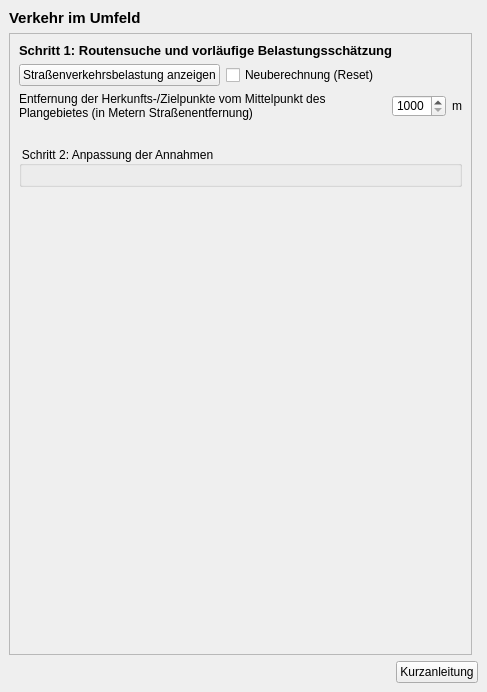
Qt form ui/domain_03-ViU.ui (projektcheck/ProjektCheck-QGIS) before a commit.
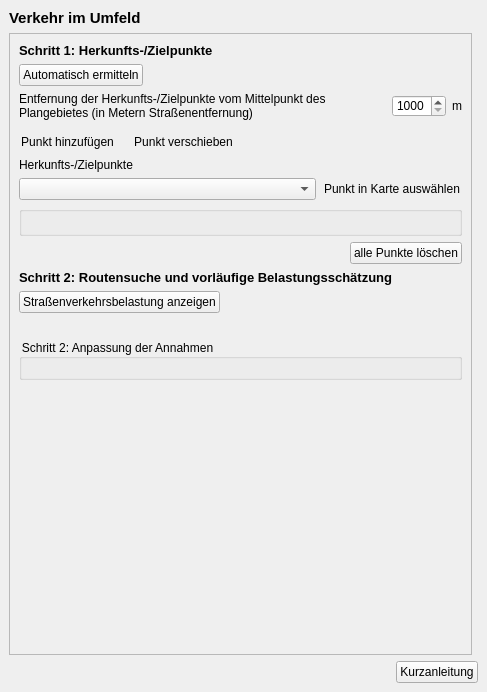
The same form after that commit. Icons and pictures are not drawn.

Commit message: traffic - manual setting of transfer nodes

```diff
--- a/ui/domain_03-ViU.ui
+++ b/ui/domain_03-ViU.ui
@@ -119,13 +119,13 @@
         <rect>
          <x>0</x>
          <y>0</y>
-         <width>461</width>
-         <height>594</height>
+         <width>469</width>
+         <height>618</height>
         </rect>
        </property>
        <layout class="QVBoxLayout" name="verticalLayout_2">
         <item>
-         <widget class="QLabel" name="label_2">
+         <widget class="QLabel" name="label_9">
           <property name="font">
            <font>
             <pointsize>10</pointsize>
@@ -137,28 +137,19 @@
            <string/>
           </property>
           <property name="text">
-           <string>Schritt 1: Routensuche und vorläufige Belastungsschätzung</string>
+           <string>Schritt 1: Herkunfts-/Zielpunkte</string>
           </property>
          </widget>
         </item>
         <item>
-         <layout class="QHBoxLayout" name="horizontalLayout_4">
+         <layout class="QHBoxLayout" name="horizontalLayout_2">
           <item>
-           <widget class="QPushButton" name="calculate_traffic_button">
-            <property name="sizePolicy">
-             <sizepolicy hsizetype="Maximum" vsizetype="Fixed">
-              <horstretch>0</horstretch>
-              <verstretch>0</verstretch>
-             </sizepolicy>
-            </property>
+           <widget class="QPushButton" name="calc_transfer_nodes_button">
             <property name="toolTip">
              <string>&lt;html&gt;&lt;head/&gt;&lt;body&gt;&lt;p&gt;&lt;span style=&quot; font-weight:600;&quot;&gt;Routensuche und erste Schätzung der Verkehrsbelastung&lt;/span&gt;&lt;/p&gt;&lt;p&gt;Routen der Fahrten zum Plangebiet suchen und eine vorläufige Schätzung der Verkehrsbelastung durchführen. &lt;br/&gt;Wenn Funktion für aktuelles Projekt bereits ausgeführt, wird vorliegendes Ergebnis erneut angezeigt, falls nicht &lt;span style=&quot; font-style:italic;&quot;&gt;Neuberechnung&lt;/span&gt; gewählt wurde. &lt;/p&gt;&lt;/body&gt;&lt;/html&gt;</string>
             </property>
-            <property name="layoutDirection">
-             <enum>Qt::LeftToRight</enum>
-            </property>
             <property name="text">
-             <string>Straßenverkehrsbelastung anzeigen</string>
+             <string>Automatisch ermitteln</string>
             </property>
             <property name="icon">
              <iconset>
@@ -167,14 +158,7 @@
            </widget>
           </item>
           <item>
-           <widget class="QCheckBox" name="recalculate_check">
-            <property name="text">
-             <string>Neuberechnung (Reset)</string>
-            </property>
-           </widget>
-          </item>
-          <item>
-           <spacer name="horizontalSpacer_2">
+           <spacer name="horizontalSpacer_4">
             <property name="orientation">
              <enum>Qt::Horizontal</enum>
             </property>
@@ -266,6 +250,300 @@
           </layout>
          </widget>
         </item>
+        <item>
+         <spacer name="verticalSpacer_4">
+          <property name="orientation">
+           <enum>Qt::Vertical</enum>
+          </property>
+          <property name="sizeType">
+           <enum>QSizePolicy::Fixed</enum>
+          </property>
+          <property name="sizeHint" stdset="0">
+           <size>
+            <width>20</width>
+            <height>6</height>
+           </size>
+          </property>
+         </spacer>
+        </item>
+        <item>
+         <layout class="QHBoxLayout" name="horizontalLayout_5">
+          <item>
+           <widget class="QPushButton" name="add_transfer_node_button">
+            <property name="sizePolicy">
+             <sizepolicy hsizetype="Fixed" vsizetype="Fixed">
+              <horstretch>0</horstretch>
+              <verstretch>0</verstretch>
+             </sizepolicy>
+            </property>
+            <property name="cursor">
+             <cursorShape>PointingHandCursor</cursorShape>
+            </property>
+            <property name="toolTip">
+             <string>&lt;p&gt;&lt;span style=&quot; font-weight:600;&quot;&gt;Herkunfts-/Zielpunkt hinzufügen&lt;/span&gt;&lt;/p&gt;&lt;p&gt;Klicken der Schaltfläche ermöglicht das Einzeichnen eines oder mehrerer Herkunfts-/Zielpunkte in die Karte.&lt;/p&gt;</string>
+            </property>
+            <property name="text">
+             <string>Punkt hinzufügen</string>
+            </property>
+            <property name="icon">
+             <iconset>
+              <normaloff>../images/iconset_mob/20190619_iconset_mob_new_point_2.png</normaloff>
+              <normalon>../images/iconset_mob/20190619_iconset_mob_new_point_1.png</normalon>../images/iconset_mob/20190619_iconset_mob_new_point_2.png</iconset>
+            </property>
+            <property name="iconSize">
+             <size>
+              <width>24</width>
+              <height>24</height>
+             </size>
+            </property>
+            <property name="checkable">
+             <bool>true</bool>
+            </property>
+            <property name="autoExclusive">
+             <bool>false</bool>
+            </property>
+            <property name="flat">
+             <bool>true</bool>
+            </property>
+           </widget>
+          </item>
+          <item>
+           <spacer name="horizontalSpacer_7">
+            <property name="orientation">
+             <enum>Qt::Horizontal</enum>
+            </property>
+            <property name="sizeType">
+             <enum>QSizePolicy::Fixed</enum>
+            </property>
+            <property name="sizeHint" stdset="0">
+             <size>
+              <width>10</width>
+              <height>20</height>
+             </size>
+            </property>
+           </spacer>
+          </item>
+          <item>
+           <widget class="QPushButton" name="add_transfer_node_button_2">
+            <property name="sizePolicy">
+             <sizepolicy hsizetype="Fixed" vsizetype="Fixed">
+              <horstretch>0</horstretch>
+              <verstretch>0</verstretch>
+             </sizepolicy>
+            </property>
+            <property name="cursor">
+             <cursorShape>PointingHandCursor</cursorShape>
+            </property>
+            <property name="toolTip">
+             <string>&lt;html&gt;&lt;head/&gt;&lt;body&gt;&lt;p&gt;&lt;span style=&quot; font-weight:600;&quot;&gt;Bestehenden Markt hinzufügen&lt;/span&gt;&lt;/p&gt;&lt;p&gt;Klicken der Schaltfläche ermöglicht das Einzeichnen eines oder mehrerer bestehender Märkte in die Karte. Die Eigenschaften der Märkte (Name, Anbieter, Betriebstyp) können anschließend editiert werden.&lt;/p&gt;&lt;/body&gt;&lt;/html&gt;</string>
+            </property>
+            <property name="text">
+             <string>Punkt verschieben</string>
+            </property>
+            <property name="icon">
+             <iconset>
+              <normaloff>../images/iconset_mob/20190619_iconset_mob_edit_point_1.png</normaloff>
+              <normalon>../images/iconset_mob/20190619_iconset_mob_edit_point_2.png</normalon>../images/iconset_mob/20190619_iconset_mob_edit_point_1.png</iconset>
+            </property>
+            <property name="iconSize">
+             <size>
+              <width>24</width>
+              <height>24</height>
+             </size>
+            </property>
+            <property name="checkable">
+             <bool>true</bool>
+            </property>
+            <property name="autoExclusive">
+             <bool>false</bool>
+            </property>
+            <property name="flat">
+             <bool>true</bool>
+            </property>
+           </widget>
+          </item>
+          <item>
+           <spacer name="horizontalSpacer_6">
+            <property name="orientation">
+             <enum>Qt::Horizontal</enum>
+            </property>
+            <property name="sizeHint" stdset="0">
+             <size>
+              <width>40</width>
+              <height>20</height>
+             </size>
+            </property>
+           </spacer>
+          </item>
+         </layout>
+        </item>
+        <item>
+         <widget class="QLabel" name="label_11">
+          <property name="text">
+           <string>Herkunfts-/Zielpunkte</string>
+          </property>
+         </widget>
+        </item>
+        <item>
+         <layout class="QHBoxLayout" name="horizontalLayout_15">
+          <item>
+           <widget class="QComboBox" name="transfer_node_combo">
+            <property name="minimumSize">
+             <size>
+              <width>200</width>
+              <height>0</height>
+             </size>
+            </property>
+            <property name="toolTip">
+             <string>&lt;p&gt;&lt;span style=&quot; font-weight:600;&quot;&gt;Herkunfts-/Zielpunkt aus Liste auswählen&lt;/span&gt;&lt;/p&gt;&lt;p&gt;Einen Herkunfts-/Zielpunkt aus der Liste auswählen, um seine Eigenschaften anzuzeigen und bei Bedarf zu verändern.&lt;/p&gt;</string>
+            </property>
+           </widget>
+          </item>
+          <item>
+           <widget class="QPushButton" name="select_transfer_node_button">
+            <property name="sizePolicy">
+             <sizepolicy hsizetype="Fixed" vsizetype="Fixed">
+              <horstretch>0</horstretch>
+              <verstretch>0</verstretch>
+             </sizepolicy>
+            </property>
+            <property name="cursor">
+             <cursorShape>PointingHandCursor</cursorShape>
+            </property>
+            <property name="toolTip">
+             <string>&lt;p&gt;&lt;span style=&quot; font-weight:600;&quot;&gt;Herkunfts-/Zielpunkt in der Karte auswählen&lt;/span&gt;&lt;/p&gt;&lt;p&gt;Klicken der Schaltfläche ermöglicht das Auswählen eines Herkunfts-/Zielpunktes durch Anklicken in der Karte.&lt;/p&gt;</string>
+            </property>
+            <property name="text">
+             <string>Punkt in Karte auswählen</string>
+            </property>
+            <property name="icon">
+             <iconset>
+              <normaloff>../images/iconset_mob/20190619_iconset_mob_select_11.png</normaloff>
+              <normalon>../images/iconset_mob/20190619_iconset_mob_select_21.png</normalon>../images/iconset_mob/20190619_iconset_mob_select_11.png</iconset>
+            </property>
+            <property name="iconSize">
+             <size>
+              <width>24</width>
+              <height>24</height>
+             </size>
+            </property>
+            <property name="checkable">
+             <bool>true</bool>
+            </property>
+            <property name="autoExclusive">
+             <bool>false</bool>
+            </property>
+            <property name="flat">
+             <bool>true</bool>
+            </property>
+           </widget>
+          </item>
+         </layout>
+        </item>
+        <item>
+         <widget class="QGroupBox" name="transfer_node_parameter_group">
+          <property name="font">
+           <font>
+            <family>MS Shell Dlg 2</family>
+            <pointsize>8</pointsize>
+            <weight>50</weight>
+            <bold>false</bold>
+           </font>
+          </property>
+          <property name="title">
+           <string/>
+          </property>
+          <layout class="QVBoxLayout" name="verticalLayout_10"/>
+         </widget>
+        </item>
+        <item>
+         <layout class="QHBoxLayout" name="horizontalLayout">
+          <item>
+           <spacer name="horizontalSpacer">
+            <property name="orientation">
+             <enum>Qt::Horizontal</enum>
+            </property>
+            <property name="sizeHint" stdset="0">
+             <size>
+              <width>40</width>
+              <height>20</height>
+             </size>
+            </property>
+           </spacer>
+          </item>
+          <item>
+           <widget class="QPushButton" name="remove_transfer_nodes_button">
+            <property name="toolTip">
+             <string>&lt;p&gt;&lt;span style=&quot; font-weight:600;&quot;&gt;Alle Herkunfts-/Zielpunkte löschen&lt;/span&gt;&lt;/p&gt;</string>
+            </property>
+            <property name="text">
+             <string>alle Punkte löschen</string>
+            </property>
+            <property name="icon">
+             <iconset>
+              <normaloff>../images/iconset_mob/20190619_iconset_mob_delete_1.png</normaloff>../images/iconset_mob/20190619_iconset_mob_delete_1.png</iconset>
+            </property>
+           </widget>
+          </item>
+         </layout>
+        </item>
+        <item>
+         <widget class="QLabel" name="label_2">
+          <property name="font">
+           <font>
+            <pointsize>10</pointsize>
+            <weight>75</weight>
+            <bold>true</bold>
+           </font>
+          </property>
+          <property name="toolTip">
+           <string/>
+          </property>
+          <property name="text">
+           <string>Schritt 2: Routensuche und vorläufige Belastungsschätzung</string>
+          </property>
+         </widget>
+        </item>
+        <item>
+         <layout class="QHBoxLayout" name="horizontalLayout_4">
+          <item>
+           <widget class="QPushButton" name="calculate_traffic_button">
+            <property name="sizePolicy">
+             <sizepolicy hsizetype="Maximum" vsizetype="Fixed">
+              <horstretch>0</horstretch>
+              <verstretch>0</verstretch>
+             </sizepolicy>
+            </property>
+            <property name="toolTip">
+             <string>&lt;html&gt;&lt;head/&gt;&lt;body&gt;&lt;p&gt;&lt;span style=&quot; font-weight:600;&quot;&gt;Routensuche und erste Schätzung der Verkehrsbelastung&lt;/span&gt;&lt;/p&gt;&lt;p&gt;Routen der Fahrten zum Plangebiet suchen und eine vorläufige Schätzung der Verkehrsbelastung durchführen. &lt;br/&gt;Wenn Funktion für aktuelles Projekt bereits ausgeführt, wird vorliegendes Ergebnis erneut angezeigt, falls nicht &lt;span style=&quot; font-style:italic;&quot;&gt;Neuberechnung&lt;/span&gt; gewählt wurde. &lt;/p&gt;&lt;/body&gt;&lt;/html&gt;</string>
+            </property>
+            <property name="layoutDirection">
+             <enum>Qt::LeftToRight</enum>
+            </property>
+            <property name="text">
+             <string>Straßenverkehrsbelastung anzeigen</string>
+            </property>
+            <property name="icon">
+             <iconset>
+              <normaloff>../images/iconset_mob/20190619_iconset_mob_calculate_traffic_3.png</normaloff>../images/iconset_mob/20190619_iconset_mob_calculate_traffic_3.png</iconset>
+            </property>
+           </widget>
+          </item>
+          <item>
+           <spacer name="horizontalSpacer_2">
+            <property name="orientation">
+             <enum>Qt::Horizontal</enum>
+            </property>
+            <property name="sizeHint" stdset="0">
+             <size>
+              <width>40</width>
+              <height>20</height>
+             </size>
+            </property>
+           </spacer>
+          </item>
+         </layout>
+        </item>
         <item>
          <spacer name="horizontalSpacer_3">
           <property name="orientation">
```
Left out of the diff: 41 changed lines with no effect on the pictures. The commit also changes 6 other files.
